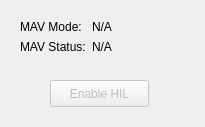
Old version of the form rqt_rotors/resource/hil_widget.ui in the repository pvechersky/rotors_simulator.
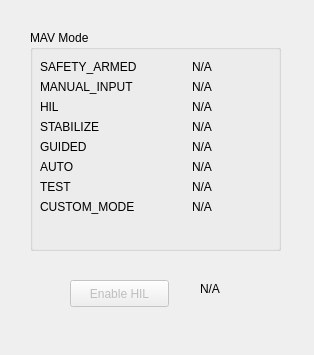
New version of the form.

Commit message: Making the rqt_rotors mav mode display more detailed

```diff
--- a/rqt_rotors/resource/hil_widget.ui
+++ b/rqt_rotors/resource/hil_widget.ui
@@ -6,8 +6,8 @@
    <rect>
     <x>0</x>
     <y>0</y>
-    <width>205</width>
-    <height>127</height>
+    <width>314</width>
+    <height>355</height>
    </rect>
   </property>
   <property name="windowTitle">
@@ -19,8 +19,8 @@
    </property>
    <property name="geometry">
     <rect>
-     <x>50</x>
-     <y>80</y>
+     <x>70</x>
+     <y>280</y>
      <width>99</width>
      <height>27</height>
     </rect>
@@ -29,45 +29,188 @@
     <string>Enable HIL</string>
    </property>
   </widget>
+  <widget class="QGroupBox" name="groupBox">
+   <property name="geometry">
+    <rect>
+     <x>30</x>
+     <y>30</y>
+     <width>251</width>
+     <height>221</height>
+    </rect>
+   </property>
+   <property name="title">
+    <string>MAV Mode</string>
+   </property>
+   <property name="alignment">
+    <set>Qt::AlignLeading|Qt::AlignLeft|Qt::AlignTop</set>
+   </property>
   <widget class="QWidget" name="formLayoutWidget">
    <property name="geometry">
     <rect>
-     <x>20</x>
-     <y>20</y>
-     <width>160</width>
-     <height>51</height>
-    </rect>
-   </property>
-   <layout class="QFormLayout" name="formLayout">
+      <x>10</x>
+      <y>30</y>
+      <width>221</width>
+      <height>181</height>
+     </rect>
+    </property>
+    <layout class="QFormLayout" name="mav_mode_layout">
+     <property name="labelAlignment">
+      <set>Qt::AlignLeading|Qt::AlignLeft|Qt::AlignVCenter</set>
+     </property>
+     <property name="formAlignment">
+      <set>Qt::AlignHCenter|Qt::AlignTop</set>
+     </property>
     <item row="0" column="0">
-     <widget class="QLabel" name="label_mav_mode">
+      <widget class="QLabel" name="label_mode_safety_armed">
       <property name="text">
-       <string>MAV Mode:</string>
+        <string>SAFETY_ARMED</string>
       </property>
      </widget>
     </item>
     <item row="0" column="1">
-     <widget class="QLabel" name="text_mav_mode">
+      <widget class="QLabel" name="text_mode_safety_armed">
       <property name="text">
        <string>N/A</string>
       </property>
+       <property name="alignment">
+        <set>Qt::AlignCenter</set>
+       </property>
      </widget>
     </item>
     <item row="1" column="0">
-     <widget class="QLabel" name="label_mav_status">
+      <widget class="QLabel" name="label_mode_manual_input">
       <property name="text">
-       <string>MAV Status:</string>
+        <string>MANUAL_INPUT</string>
       </property>
      </widget>
     </item>
     <item row="1" column="1">
-     <widget class="QLabel" name="text_mav_status">
+      <widget class="QLabel" name="text_mode_manual_input">
       <property name="text">
        <string>N/A</string>
+       </property>
+       <property name="alignment">
+        <set>Qt::AlignCenter</set>
+       </property>
+      </widget>
+     </item>
+     <item row="2" column="0">
+      <widget class="QLabel" name="label_mode_hil">
+       <property name="text">
+        <string>HIL</string>
+       </property>
+      </widget>
+     </item>
+     <item row="2" column="1">
+      <widget class="QLabel" name="text_mode_hil">
+       <property name="text">
+        <string>N/A</string>
+       </property>
+       <property name="alignment">
+        <set>Qt::AlignCenter</set>
+       </property>
+      </widget>
+     </item>
+     <item row="7" column="0">
+      <widget class="QLabel" name="label_mode_custom_mode">
+       <property name="text">
+        <string>CUSTOM_MODE</string>
+       </property>
+      </widget>
+     </item>
+     <item row="7" column="1">
+      <widget class="QLabel" name="text_mode_custom_mode">
+       <property name="text">
+        <string>N/A</string>
+       </property>
+       <property name="alignment">
+        <set>Qt::AlignCenter</set>
+       </property>
+      </widget>
+     </item>
+     <item row="3" column="0">
+      <widget class="QLabel" name="label_mode_stabilize">
+       <property name="text">
+        <string>STABILIZE</string>
+       </property>
+      </widget>
+     </item>
+     <item row="4" column="0">
+      <widget class="QLabel" name="label_mode_guided">
+       <property name="text">
+        <string>GUIDED</string>
+       </property>
+      </widget>
+     </item>
+     <item row="5" column="0">
+      <widget class="QLabel" name="label_mode_auto">
+       <property name="text">
+        <string>AUTO</string>
+       </property>
+      </widget>
+     </item>
+     <item row="6" column="0">
+      <widget class="QLabel" name="label_mode_test">
+       <property name="text">
+        <string>TEST</string>
+       </property>
+      </widget>
+     </item>
+     <item row="3" column="1">
+      <widget class="QLabel" name="text_mode_stabilize">
+       <property name="text">
+        <string>N/A</string>
+       </property>
+       <property name="alignment">
+        <set>Qt::AlignCenter</set>
+       </property>
+      </widget>
+     </item>
+     <item row="4" column="1">
+      <widget class="QLabel" name="text_mode_guided">
+       <property name="text">
+        <string>N/A</string>
+       </property>
+       <property name="alignment">
+        <set>Qt::AlignCenter</set>
+       </property>
+      </widget>
+     </item>
+     <item row="5" column="1">
+      <widget class="QLabel" name="text_mode_auto">
+       <property name="text">
+        <string>N/A</string>
+       </property>
+       <property name="alignment">
+        <set>Qt::AlignCenter</set>
+       </property>
+      </widget>
+     </item>
+     <item row="6" column="1">
+      <widget class="QLabel" name="text_mode_test">
+       <property name="text">
+        <string>N/A</string>
+       </property>
+       <property name="alignment">
+        <set>Qt::AlignCenter</set>
       </property>
      </widget>
     </item>
    </layout>
+   </widget>
+  </widget>
+  <widget class="QLabel" name="text_mav_status">
+   <property name="geometry">
+    <rect>
+     <x>200</x>
+     <y>280</y>
+     <width>26</width>
+     <height>17</height>
+    </rect>
+   </property>
+   <property name="text">
+    <string>N/A</string>
+   </property>
   </widget>
  </widget>
  <resources/>
```
Left out of the diff: 2 changed lines with no effect on the pictures. Lines whose indentation alone changed are shown as unchanged. The commit also changes 1 other file.
